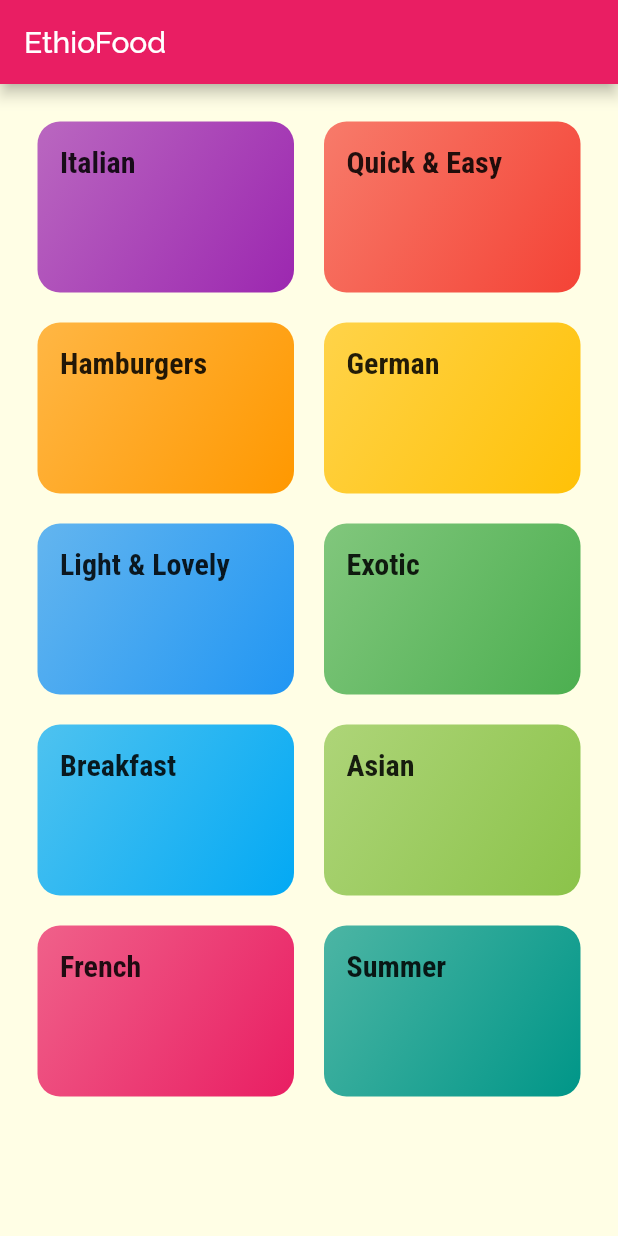
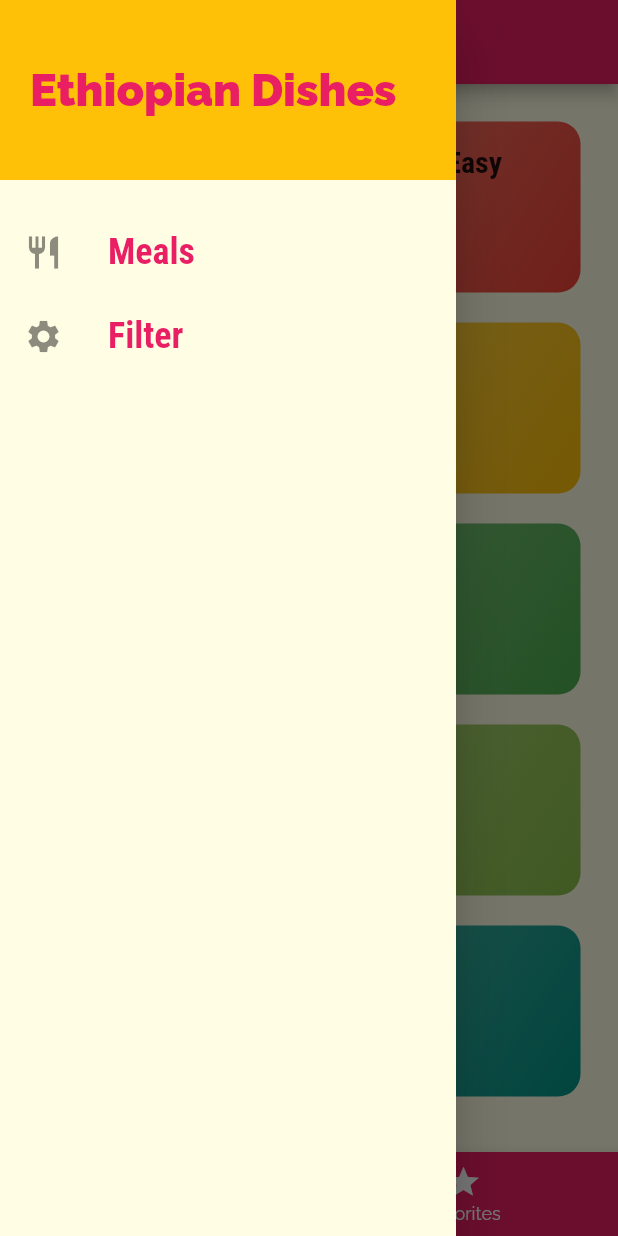
Before and after one commit to eandualem/ethiofood, a Flutter app: the screen it shows after launch, with the side drawer open (before the commit the screen has no drawer), on a phone screen of 412 x 824 dp. Run offline on Flutter 3.47's test engine with Material 2 defaults, Android fonts, the phone set to English and light mode, and no system bars; our stand-ins replace device_preview.

```diff
--- a/lib/main.dart
+++ b/lib/main.dart
@@ -1,4 +1,5 @@
 import 'package:device_preview/device_preview.dart';
+import 'package:ethiofood/ui/views/category/filters_screen.dart';
 import 'package:ethiofood/ui/views/detail/meal_detail_screen.dart';
 import 'package:ethiofood/ui/views/home/home_page.dart';
 import 'package:ethiofood/ui/views/meal/category_meal_screen.dart';
@@ -7,7 +8,7 @@ import 'package:flutter/material.dart';
 
 void main() => runApp(
   DevicePreview(
-    enabled: !kReleaseMode,
+    enabled: kReleaseMode,
     builder: (context) => EthioFood(), // Wrap your app
   ),
 );
@@ -39,7 +40,8 @@ class EthioFood extends StatelessWidget {
       ),
       routes: {
         '/categories': (_) => CategoryMealScreen(),
-        '/meal-detail': (_) => MealDetailScreen()
+        '/meal-detail': (_) => MealDetailScreen(),
+        FiltersScreen.routeName: (_) => FiltersScreen()
       },
 
     );
--- /dev/null
+++ b/lib/ui/views/category/favorites_screen.dart
@@ -0,0 +1,10 @@
+import 'package:flutter/material.dart';
+
+class FavoritesScreen extends StatelessWidget {
+  @override
+  Widget build(BuildContext context) {
+    return Center(
+      child: Text("The Favorites"),
+    );
+  }
+}
--- /dev/null
+++ b/lib/ui/views/category/filters_screen.dart
@@ -0,0 +1,12 @@
+import 'package:flutter/material.dart';
+
+class FiltersScreen extends StatelessWidget {
+
+  static const routeName = "/filters";
+  @override
+  Widget build(BuildContext context) {
+    return Center(
+      child: Text("Filters"),
+    );
+  }
+}
--- a/lib/ui/views/home/home_page.dart
+++ b/lib/ui/views/home/home_page.dart
@@ -1,15 +1,13 @@
 import 'package:ethiofood/ui/views/category/categories_screen.dart';
+import 'package:ethiofood/ui/views/home/tabs_screen.dart';
 import 'package:flutter/material.dart';
 
 class HomePage extends StatelessWidget {
   @override
   Widget build(BuildContext context) {
     return Scaffold(
-      appBar: AppBar(
-        title: Text("EthioFood"),
-      ),
       body: Center(
-        child: CategoriesScreen(),
+        child: TabsScreen(),
       ),
     );
   }
--- /dev/null
+++ b/lib/ui/views/home/main_drawer.dart
@@ -0,0 +1,52 @@
+import 'package:ethiofood/ui/views/category/filters_screen.dart';
+import 'package:flutter/material.dart';
+
+class MainDrawer extends StatelessWidget {
+
+  Widget _buildListTile(BuildContext context, String title, IconData icon, Function tapHandler){
+    return ListTile(
+      leading: Icon(icon, size: 26,),
+      title: Text(title,
+        style: TextStyle(
+            fontFamily: 'RobotoCondensed',
+            fontWeight: FontWeight.bold,
+            fontSize: 24,
+            color: Theme.of(context).primaryColor
+        ),
+      ),
+      onTap: tapHandler,
+    );
+  }
+
+  @override
+  Widget build(BuildContext context) {
+    return Drawer(
+      child: Column(
+        children: [
+          Container(
+            height: 120,
+            width: double.infinity,
+            padding: EdgeInsets.all(20),
+            alignment: Alignment.centerLeft,
+            color: Theme.of(context).accentColor,
+            child: Text("Ethiopian Dishes",
+              style: TextStyle(
+                fontWeight: FontWeight.w900,
+                fontSize: 30,
+                color: Theme.of(context).primaryColor
+              ),
+
+            ),
+          ),
+          SizedBox(height: 20),
+          _buildListTile( context, 'Meals', Icons.restaurant, (){
+            Navigator.of(context).pushNamed("/");
+          }),
+          _buildListTile( context, 'Filter', Icons.settings, (){
+            Navigator.of(context).pushNamed(FiltersScreen.routeName);
+          }),
+        ],
+      ),
+    );
+  }
+}
--- /dev/null
+++ b/lib/ui/views/home/tabs_screen.dart
@@ -0,0 +1,51 @@
+import 'package:ethiofood/ui/views/category/categories_screen.dart';
+import 'package:ethiofood/ui/views/category/favorites_screen.dart';
+import 'package:ethiofood/ui/views/home/main_drawer.dart';
+import 'package:flutter/material.dart';
+
+class TabsScreen extends StatefulWidget {
+  @override
+  _TabsScreenState createState() => _TabsScreenState();
+}
+
+class _TabsScreenState extends State<TabsScreen> {
+  final List<Map<String, dynamic>> _pages = [
+    {"page": CategoriesScreen(), "title": "Categories"},
+    {"page": FavoritesScreen(), "title": "Your Favorites"},
+  ];
+
+  int _selectedPageIndex = 0;
+
+  void _selectPage(int index){
+    setState(() {
+      _selectedPageIndex = index;
+    });
+  }
+  @override
+  Widget build(BuildContext context) {
+    return Scaffold(
+      appBar: AppBar(
+        title: Text(_pages[_selectedPageIndex]["title"]),
+      ),
+      drawer: MainDrawer(),
+      body: _pages[_selectedPageIndex]["page"],
+      bottomNavigationBar: BottomNavigationBar(
+        onTap: _selectPage,
+        backgroundColor: Theme.of(context).primaryColor,
+        unselectedItemColor: Colors.white,
+        selectedItemColor: Theme.of(context).accentColor,
+        currentIndex: _selectedPageIndex,
+        items: [
+          BottomNavigationBarItem(
+            icon: Icon(Icons.category),
+            label: "Categories",
+          ),
+          BottomNavigationBarItem(
+            icon: Icon(Icons.star),
+            label: "Favorites",
+          )
+        ],
+      ),
+    );
+  }
+}
```
